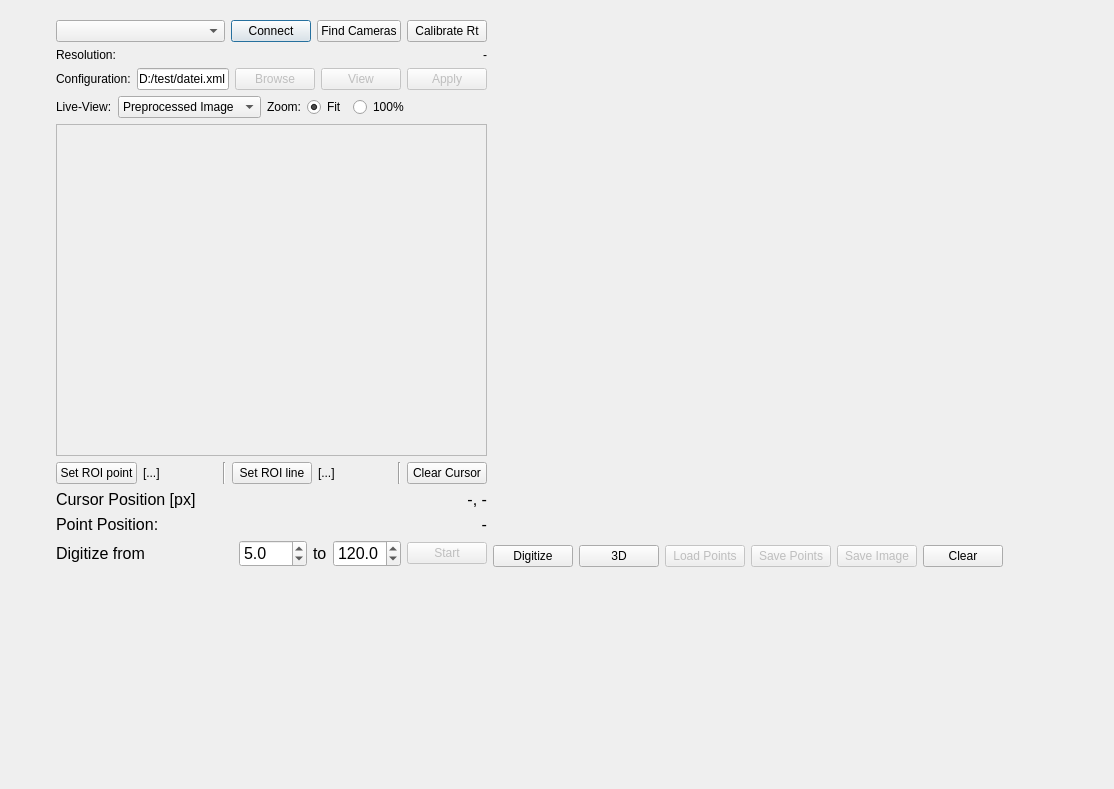
The window that centerdialog.ui (mechaot/cLaserScanner) describes before a commit, drawn with Qt 5.
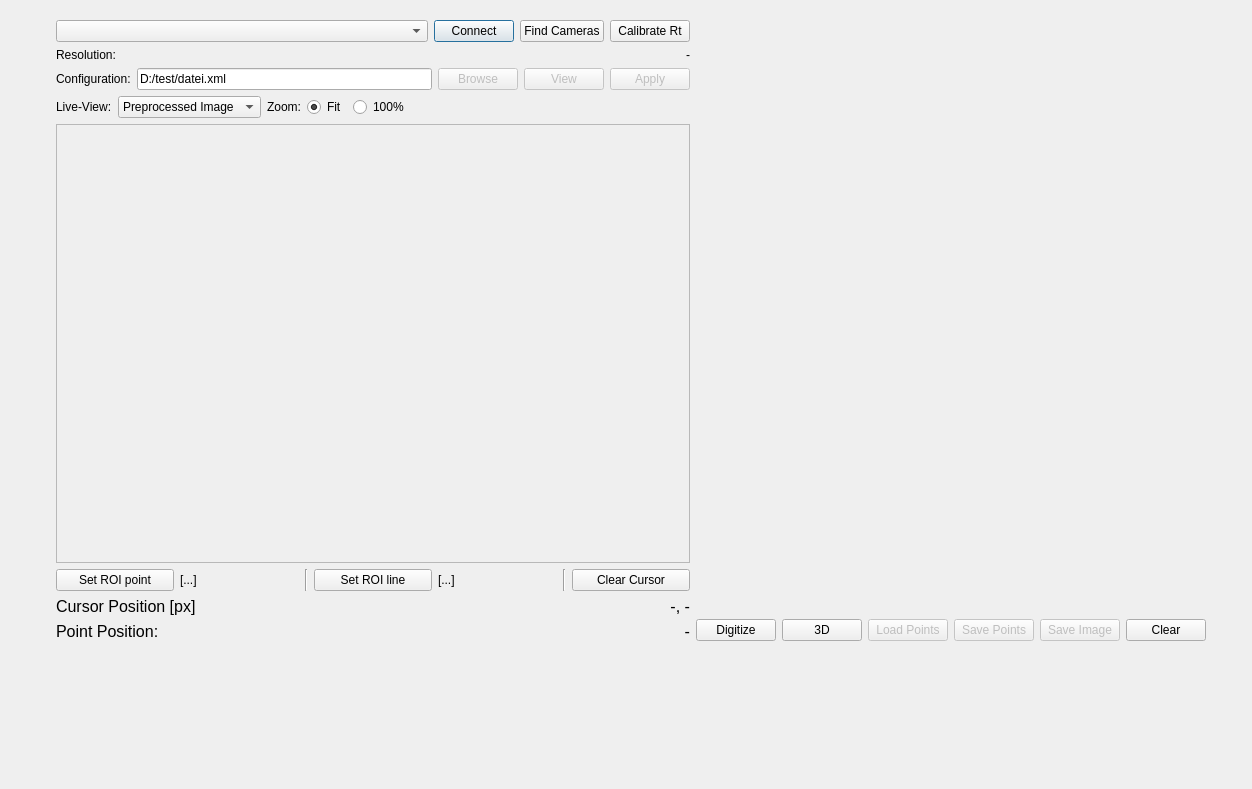
The same window after the commit. Custom widgets are drawn as their Qt base class.

Diff of the .ui file:
```diff
--- a/centerdialog.ui
+++ b/centerdialog.ui
@@ -6,7 +6,7 @@
    <rect>
     <x>0</x>
     <y>0</y>
-    <width>1114</width>
+    <width>1252</width>
     <height>789</height>
    </rect>
   </property>
@@ -18,13 +18,13 @@
     <rect>
      <x>56</x>
      <y>20</y>
-     <width>947</width>
-     <height>547</height>
+     <width>1150</width>
+     <height>621</height>
     </rect>
    </property>
    <layout class="QHBoxLayout" name="pageLayout" stretch="2,1">
     <item>
-     <layout class="QVBoxLayout" name="verticalLayout_2" stretch="0,0,0,0,0,0,0,0">
+     <layout class="QVBoxLayout" name="verticalLayout_2" stretch="0,0,0,0,0,0,0">
       <item>
        <layout class="QVBoxLayout" name="layoutDockCamera">
         <item>
@@ -218,8 +218,8 @@
           <rect>
            <x>0</x>
            <y>0</y>
-           <width>451</width>
-           <height>310</height>
+           <width>545</width>
+           <height>390</height>
           </rect>
          </property>
          <widget class="CameraWidget" name="cameraWidget" native="true">
@@ -248,6 +248,9 @@
           <property name="text">
            <string>Set ROI point</string>
           </property>
+          <property name="checkable">
+           <bool>true</bool>
+          </property>
          </widget>
         </item>
         <item>
@@ -269,6 +272,9 @@
           <property name="text">
            <string>Set ROI line</string>
           </property>
+          <property name="checkable">
+           <bool>true</bool>
+          </property>
          </widget>
         </item>
         <item>
@@ -348,75 +354,6 @@
         </item>
        </layout>
       </item>
-      <item>
-       <layout class="QHBoxLayout" name="horizontalLayout_5" stretch="1,0,0,0,0">
-        <item>
-         <widget class="QLabel" name="label_6">
-          <property name="styleSheet">
-           <string notr="true">font: 75 12pt;</string>
-          </property>
-          <property name="text">
-           <string>Digitize from</string>
-          </property>
-         </widget>
-        </item>
-        <item>
-         <widget class="QDoubleSpinBox" name="doubleSpinBox">
-          <property name="styleSheet">
-           <string notr="true">font: 75 12pt;</string>
-          </property>
-          <property name="suffix">
-           <string/>
-          </property>
-          <property name="decimals">
-           <number>1</number>
-          </property>
-          <property name="maximum">
-           <double>200.000000000000000</double>
-          </property>
-          <property name="value">
-           <double>5.000000000000000</double>
-          </property>
-         </widget>
-        </item>
-        <item>
-         <widget class="QLabel" name="label_7">
-          <property name="styleSheet">
-           <string notr="true">font: 75 12pt;</string>
-          </property>
-          <property name="text">
-           <string>to</string>
-          </property>
-         </widget>
-        </item>
-        <item>
-         <widget class="QDoubleSpinBox" name="doubleSpinBox_2">
-          <property name="styleSheet">
-           <string notr="true">font: 75 12pt;</string>
-          </property>
-          <property name="decimals">
-           <number>1</number>
-          </property>
-          <property name="maximum">
-           <double>200.000000000000000</double>
-          </property>
-          <property name="value">
-           <double>120.000000000000000</double>
-          </property>
-         </widget>
-        </item>
-        <item>
-         <widget class="QPushButton" name="pushButton_4">
-          <property name="enabled">
-           <bool>false</bool>
-          </property>
-          <property name="text">
-           <string>Start</string>
-          </property>
-         </widget>
-        </item>
-       </layout>
-      </item>
      </layout>
     </item>
     <item>
```
